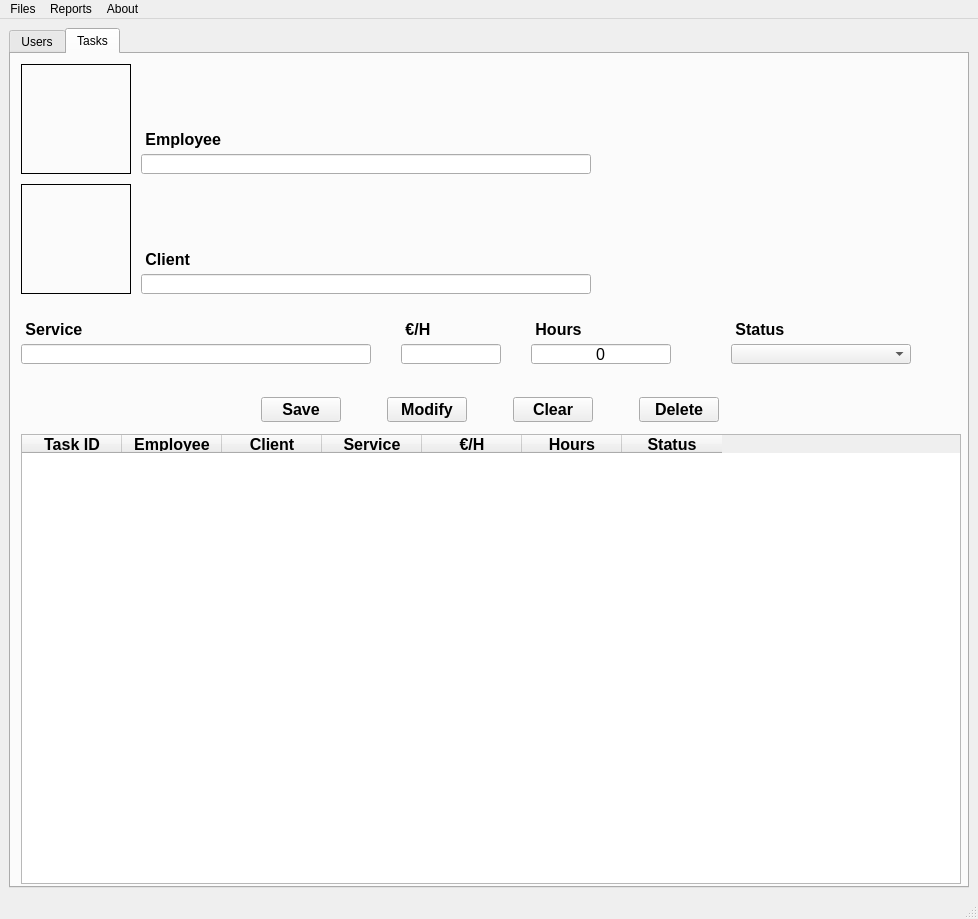
The window that windows/MainWindow.ui (IsolracI/DI-recuperacion) describes before a commit, drawn with Qt 5.
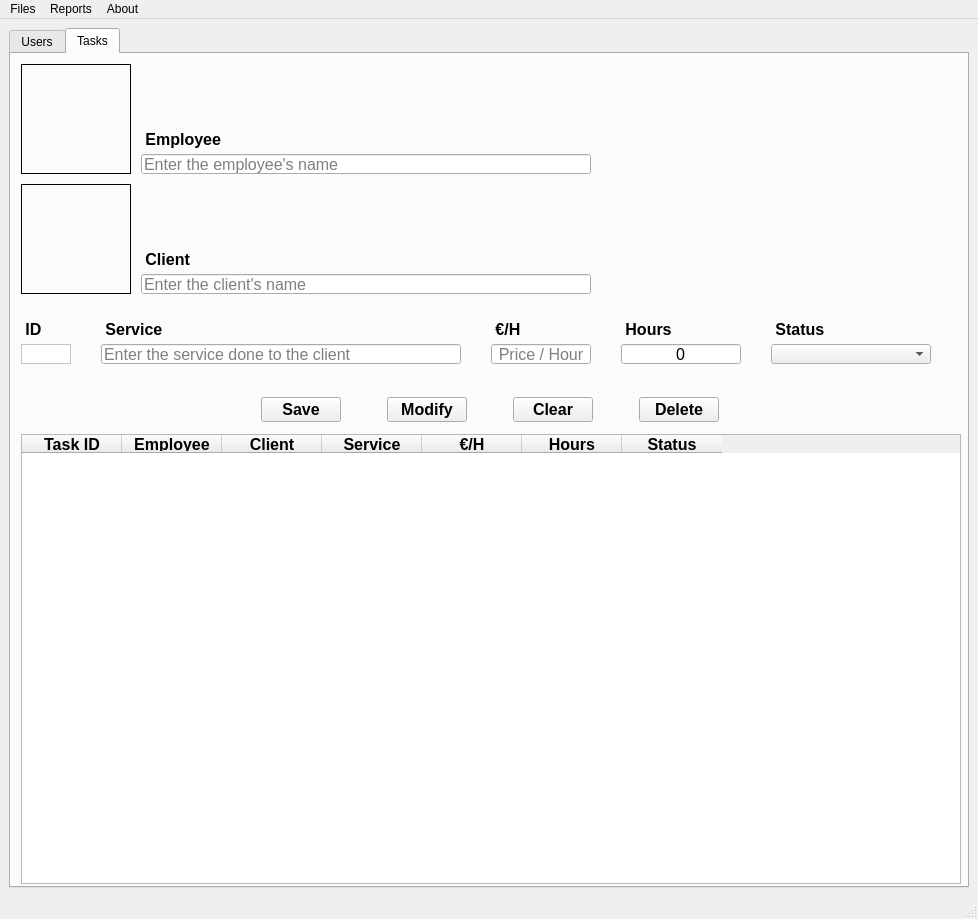
The same window after the commit. Icons and pictures are not drawn.

Commit message: feat(Task): añadir método loadTaskInfo para que la información de la tarea se pueda mostrar en el formulario.

```diff
--- a/windows/MainWindow.ui
+++ b/windows/MainWindow.ui
@@ -727,6 +727,9 @@
         <property name="text">
          <string/>
         </property>
+        <property name="placeholderText">
+         <string>Enter the employee's name</string>
+        </property>
        </widget>
        <widget class="QLabel" name="lbl_employeeName">
         <property name="geometry">
@@ -765,6 +768,9 @@
         <property name="text">
          <string/>
         </property>
+        <property name="placeholderText">
+         <string>Enter the client's name</string>
+        </property>
        </widget>
        <widget class="QLabel" name="lbl_clientName">
         <property name="geometry">
@@ -789,9 +795,9 @@
        <widget class="QLineEdit" name="txt_taskService">
         <property name="geometry">
          <rect>
-          <x>10</x>
+          <x>90</x>
           <y>290</y>
-          <width>350</width>
+          <width>360</width>
           <height>20</height>
          </rect>
         </property>
@@ -803,13 +809,16 @@
         <property name="text">
          <string/>
         </property>
+        <property name="placeholderText">
+         <string>Enter the service done to the client</string>
+        </property>
        </widget>
        <widget class="QLabel" name="lbl_taskService">
         <property name="geometry">
          <rect>
-          <x>10</x>
+          <x>90</x>
           <y>265</y>
-          <width>115</width>
+          <width>91</width>
           <height>20</height>
          </rect>
         </property>
@@ -827,7 +836,7 @@
        <widget class="QLabel" name="lbl_taskStatus">
         <property name="geometry">
          <rect>
-          <x>720</x>
+          <x>760</x>
           <y>265</y>
           <width>70</width>
           <height>20</height>
@@ -847,9 +856,9 @@
        <widget class="QLineEdit" name="txt_taskHours">
         <property name="geometry">
          <rect>
-          <x>520</x>
+          <x>610</x>
           <y>290</y>
-          <width>140</width>
+          <width>120</width>
           <height>20</height>
          </rect>
         </property>
@@ -868,7 +877,7 @@
        <widget class="QLabel" name="lbl_taskHours">
         <property name="geometry">
          <rect>
-          <x>520</x>
+          <x>610</x>
           <y>265</y>
           <width>70</width>
           <height>20</height>
@@ -888,9 +897,9 @@
        <widget class="QComboBox" name="cmb_taskStatus">
         <property name="geometry">
          <rect>
-          <x>720</x>
+          <x>760</x>
           <y>290</y>
-          <width>180</width>
+          <width>160</width>
           <height>20</height>
          </rect>
         </property>
@@ -1149,7 +1158,7 @@
        <widget class="QLabel" name="lbl_taskPrice">
         <property name="geometry">
          <rect>
-          <x>390</x>
+          <x>480</x>
           <y>265</y>
           <width>70</width>
           <height>20</height>
@@ -1169,7 +1178,7 @@
        <widget class="QLineEdit" name="txt_taskPrice">
         <property name="geometry">
          <rect>
-          <x>390</x>
+          <x>480</x>
           <y>290</y>
           <width>100</width>
           <height>20</height>
@@ -1185,6 +1194,53 @@
         </property>
         <property name="alignment">
          <set>Qt::AlignCenter</set>
+        </property>
+        <property name="placeholderText">
+         <string>Price / Hour</string>
+        </property>
+       </widget>
+       <widget class="QLabel" name="lbl_taskIDTitle">
+        <property name="geometry">
+         <rect>
+          <x>10</x>
+          <y>265</y>
+          <width>41</width>
+          <height>20</height>
+         </rect>
+        </property>
+        <property name="font">
+         <font>
+          <pointsize>12</pointsize>
+          <weight>75</weight>
+          <bold>true</bold>
+         </font>
+        </property>
+        <property name="text">
+         <string> ID</string>
+        </property>
+       </widget>
+       <widget class="QLabel" name="lbl_taskID">
+        <property name="geometry">
+         <rect>
+          <x>10</x>
+          <y>290</y>
+          <width>50</width>
+          <height>20</height>
+         </rect>
+        </property>
+        <property name="font">
+         <font>
+          <pointsize>12</pointsize>
+         </font>
+        </property>
+        <property name="styleSheet">
+         <string notr="true">background-color: white;</string>
+        </property>
+        <property name="frameShape">
+         <enum>QFrame::StyledPanel</enum>
+        </property>
+        <property name="text">
+         <string/>
         </property>
        </widget>
       </widget>
```
The commit also changes 5 other files.
